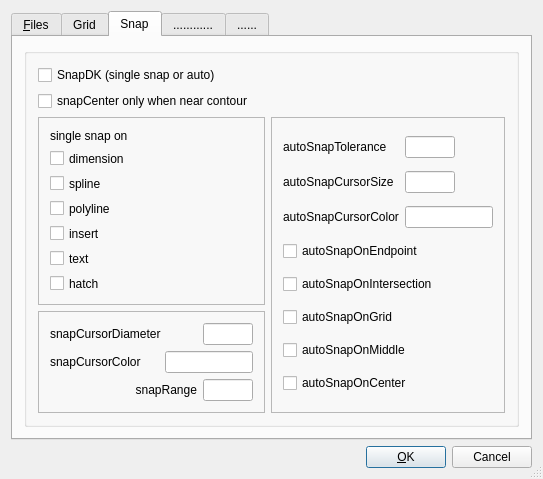
Qt form librecad/src/ui/forms/qg_dlgoptionsgeneraladd.ui (DietmarK/LC2DK) before a commit.
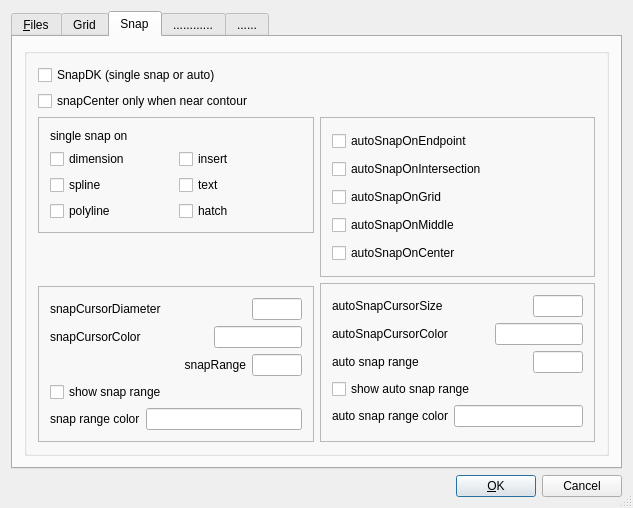
The same form after that commit. The open tabs and pages were chosen to show the change.

Commit message: my second commit: adding something in qg_dlgoptionsgeneraladd, modified snap cursor: show snap range is switchable and a test for correct showing non-solid lines when zooming occurs

What changed in the file:
```diff
--- a/librecad/src/ui/forms/qg_dlgoptionsgeneraladd.ui
+++ b/librecad/src/ui/forms/qg_dlgoptionsgeneraladd.ui
@@ -6,8 +6,8 @@
    <rect>
     <x>0</x>
     <y>0</y>
-    <width>543</width>
-    <height>479</height>
+    <width>633</width>
+    <height>508</height>
    </rect>
   </property>
   <property name="minimumSize">
@@ -233,7 +233,11 @@
          <property name="title">
           <string/>
          </property>
-         <layout class="QVBoxLayout" name="verticalLayout_8">
+         <layout class="QGridLayout" name="gridLayout_3">
+          <item row="0" column="0" rowspan="2" colspan="2">
+           <layout class="QVBoxLayout" name="verticalLayout_12">
+            <item>
+             <layout class="QVBoxLayout" name="verticalLayout_5">
           <item>
            <widget class="QCheckBox" name="checkBox_14">
             <property name="text">
@@ -248,10 +252,12 @@
             </property>
            </widget>
           </item>
+             </layout>
+            </item>
           <item>
-           <layout class="QGridLayout" name="gridLayout_3">
-            <item row="0" column="0">
-             <layout class="QVBoxLayout" name="verticalLayout_7">
+             <layout class="QHBoxLayout" name="horizontalLayout_12">
+              <item>
+               <layout class="QVBoxLayout" name="verticalLayout_11">
               <item>
                <widget class="QFrame" name="frame_3">
                 <property name="frameShape">
@@ -260,15 +266,15 @@
                 <property name="frameShadow">
                  <enum>QFrame::Raised</enum>
                 </property>
-                <layout class="QVBoxLayout" name="verticalLayout_5">
-                 <item>
+                  <layout class="QGridLayout" name="gridLayout">
+                   <item row="0" column="0">
                   <widget class="QLabel" name="label_3">
                    <property name="text">
                     <string>single snap on</string>
                    </property>
                   </widget>
                  </item>
-                 <item>
+                   <item row="1" column="0">
                   <widget class="QCheckBox" name="checkBox_2">
                    <property name="text">
                     <string>dimension</string>
@@ -281,33 +287,7 @@
                    </property>
                   </widget>
                  </item>
-                 <item>
-                  <widget class="QCheckBox" name="checkBox_3">
-                   <property name="text">
-                    <string>spline</string>
-                   </property>
-                   <property name="checkable">
-                    <bool>true</bool>
-                   </property>
-                   <property name="checked">
-                    <bool>false</bool>
-                   </property>
-                  </widget>
-                 </item>
-                 <item>
-                  <widget class="QCheckBox" name="checkBox_4">
-                   <property name="text">
-                    <string>polyline</string>
-                   </property>
-                   <property name="checkable">
-                    <bool>true</bool>
-                   </property>
-                   <property name="checked">
-                    <bool>false</bool>
-                   </property>
-                  </widget>
-                 </item>
-                 <item>
+                   <item row="1" column="1">
                   <widget class="QCheckBox" name="checkBox_5">
                    <property name="text">
                     <string>insert</string>
@@ -320,7 +300,20 @@
                    </property>
                   </widget>
                  </item>
-                 <item>
+                   <item row="2" column="0">
+                    <widget class="QCheckBox" name="checkBox_3">
+                     <property name="text">
+                      <string>spline</string>
+                     </property>
+                     <property name="checkable">
+                      <bool>true</bool>
+                     </property>
+                     <property name="checked">
+                      <bool>false</bool>
+                     </property>
+                    </widget>
+                   </item>
+                   <item row="2" column="1">
                   <widget class="QCheckBox" name="checkBox_6">
                    <property name="text">
                     <string>text</string>
@@ -336,7 +329,20 @@
                    </property>
                   </widget>
                  </item>
-                 <item>
+                   <item row="3" column="0">
+                    <widget class="QCheckBox" name="checkBox_4">
+                     <property name="text">
+                      <string>polyline</string>
+                     </property>
+                     <property name="checkable">
+                      <bool>true</bool>
+                     </property>
+                     <property name="checked">
+                      <bool>false</bool>
+                     </property>
+                    </widget>
+                   </item>
+                   <item row="3" column="1">
                   <widget class="QCheckBox" name="checkBox_7">
                    <property name="text">
                     <string>hatch</string>
@@ -346,6 +352,19 @@
                 </layout>
                </widget>
               </item>
+                <item>
+                 <spacer name="verticalSpacer_4">
+                  <property name="orientation">
+                   <enum>Qt::Vertical</enum>
+                  </property>
+                  <property name="sizeHint" stdset="0">
+                   <size>
+                    <width>20</width>
+                    <height>40</height>
+                   </size>
+                  </property>
+                 </spacer>
+                </item>
               <item>
                <widget class="QFrame" name="frame_4">
                 <property name="frameShape">
@@ -427,106 +446,76 @@
                    </item>
                   </layout>
                  </item>
-                </layout>
-               </widget>
-              </item>
-             </layout>
-            </item>
-            <item row="0" column="1">
-             <widget class="QFrame" name="frame_5">
+                   <item>
+                    <layout class="QHBoxLayout" name="horizontalLayout_6">
+                     <item>
+                      <widget class="QCheckBox" name="checkBox_17">
+                       <property name="text">
+                        <string>show snap range</string>
+                       </property>
+                      </widget>
+                     </item>
+                    </layout>
+                   </item>
+                   <item>
+                    <layout class="QHBoxLayout" name="horizontalLayout_7">
+                     <item>
+                      <widget class="QLabel" name="label_12">
+                       <property name="text">
+                        <string>snap range color</string>
+                       </property>
+                      </widget>
+                     </item>
+                     <item>
+                      <widget class="QLineEdit" name="lineEdit_9"/>
+                     </item>
+                    </layout>
+                   </item>
+                  </layout>
+                 </widget>
+                </item>
+               </layout>
+              </item>
+              <item>
+               <layout class="QVBoxLayout" name="verticalLayout_10">
+                <item>
+                 <widget class="QFrame" name="frame_8">
               <property name="frameShape">
                <enum>QFrame::StyledPanel</enum>
               </property>
               <property name="frameShadow">
                <enum>QFrame::Raised</enum>
               </property>
-              <layout class="QGridLayout" name="gridLayout">
-               <item row="0" column="0">
-                <widget class="QLabel" name="label_8">
-                 <property name="text">
-                  <string>autoSnapTolerance</string>
-                 </property>
-                </widget>
-               </item>
-               <item row="0" column="1">
-                <widget class="QLineEdit" name="lineEdit_5">
-                 <property name="maximumSize">
-                  <size>
-                   <width>50</width>
-                   <height>16777215</height>
-                  </size>
-                 </property>
-                </widget>
-               </item>
-               <item row="1" column="0">
-                <widget class="QLabel" name="label_6">
-                 <property name="text">
-                  <string>autoSnapCursorSize</string>
-                 </property>
-                </widget>
-               </item>
-               <item row="1" column="1">
-                <widget class="QLineEdit" name="lineEdit_3">
-                 <property name="maximumSize">
-                  <size>
-                   <width>50</width>
-                   <height>16777215</height>
-                  </size>
-                 </property>
-                </widget>
-               </item>
-               <item row="2" column="0">
-                <widget class="QLabel" name="label_7">
-                 <property name="text">
-                  <string>autoSnapCursorColor</string>
-                 </property>
-                </widget>
-               </item>
-               <item row="2" column="1">
-                <widget class="QLineEdit" name="lineEdit_4">
-                 <property name="minimumSize">
-                  <size>
-                   <width>88</width>
-                   <height>0</height>
-                  </size>
-                 </property>
-                 <property name="maximumSize">
-                  <size>
-                   <width>88</width>
-                   <height>16777215</height>
-                  </size>
-                 </property>
-                </widget>
-               </item>
-               <item row="3" column="0" colspan="2">
+                  <layout class="QVBoxLayout" name="verticalLayout_7">
+                   <item>
                 <widget class="QCheckBox" name="checkBox_8">
                  <property name="text">
                   <string>autoSnapOnEndpoint</string>
                  </property>
                 </widget>
                </item>
-               <item row="4" column="0" colspan="2">
+                   <item>
                 <widget class="QCheckBox" name="checkBox_9">
                  <property name="text">
                   <string>autoSnapOnIntersection</string>
                  </property>
                 </widget>
                </item>
-               <item row="5" column="0" colspan="2">
+                   <item>
                 <widget class="QCheckBox" name="checkBox_10">
                  <property name="text">
                   <string>autoSnapOnGrid</string>
                  </property>
                 </widget>
                </item>
-               <item row="6" column="0" colspan="2">
+                   <item>
                 <widget class="QCheckBox" name="checkBox_11">
                  <property name="text">
                   <string>autoSnapOnMiddle</string>
                  </property>
                 </widget>
                </item>
-               <item row="7" column="0" colspan="2">
+                   <item>
                 <widget class="QCheckBox" name="checkBox_12">
                  <property name="acceptDrops">
                   <bool>true</bool>
@@ -539,20 +528,126 @@
               </layout>
              </widget>
             </item>
+                <item>
+                 <widget class="QFrame" name="frame_9">
+                  <property name="frameShape">
+                   <enum>QFrame::StyledPanel</enum>
+                  </property>
+                  <property name="frameShadow">
+                   <enum>QFrame::Raised</enum>
+                  </property>
+                  <layout class="QVBoxLayout" name="verticalLayout_8">
+                   <item>
+                    <layout class="QHBoxLayout" name="horizontalLayout_9">
+                     <item>
+                      <widget class="QLabel" name="label_6">
+                       <property name="text">
+                        <string>autoSnapCursorSize</string>
+                       </property>
+                      </widget>
+                     </item>
+                     <item>
+                      <widget class="QLineEdit" name="lineEdit_3">
+                       <property name="maximumSize">
+                        <size>
+                         <width>50</width>
+                         <height>16777215</height>
+                        </size>
+                       </property>
+                      </widget>
+                     </item>
            </layout>
           </item>
           <item>
-           <spacer name="verticalSpacer_3">
-            <property name="orientation">
-             <enum>Qt::Vertical</enum>
-            </property>
-            <property name="sizeHint" stdset="0">
+                    <layout class="QHBoxLayout" name="horizontalLayout_10">
+                     <item>
+                      <widget class="QLabel" name="label_7">
+                       <property name="text">
+                        <string>autoSnapCursorColor</string>
+                       </property>
+                      </widget>
+                     </item>
+                     <item>
+                      <widget class="QLineEdit" name="lineEdit_4">
+                       <property name="minimumSize">
              <size>
-              <width>20</width>
-              <height>66</height>
-             </size>
-            </property>
-           </spacer>
+                         <width>88</width>
+                         <height>0</height>
+                        </size>
+                       </property>
+                       <property name="maximumSize">
+                        <size>
+                         <width>88</width>
+                         <height>16777215</height>
+                        </size>
+                       </property>
+                      </widget>
+                     </item>
+                    </layout>
+                   </item>
+                   <item>
+                    <layout class="QHBoxLayout" name="horizontalLayout_8">
+                     <item>
+                      <widget class="QLabel" name="label_8">
+                       <property name="text">
+                        <string>auto snap range</string>
+                       </property>
+                      </widget>
+                     </item>
+                     <item>
+                      <widget class="QLineEdit" name="lineEdit_5">
+                       <property name="maximumSize">
+                        <size>
+                         <width>50</width>
+                         <height>16777215</height>
+                        </size>
+                       </property>
+                      </widget>
+                     </item>
+                    </layout>
+                   </item>
+                   <item>
+                    <layout class="QHBoxLayout" name="horizontalLayout_13">
+                     <item>
+                      <widget class="QCheckBox" name="checkBox_19">
+                       <property name="text">
+                        <string>show auto snap range</string>
+                       </property>
+                      </widget>
+                     </item>
+                    </layout>
+                   </item>
+                   <item>
+                    <layout class="QHBoxLayout" name="horizontalLayout_11">
+                     <item>
+                      <widget class="QLabel" name="label_14">
+                       <property name="text">
+                        <string>auto snap range color</string>
+                       </property>
+                      </widget>
+                     </item>
+                     <item>
+                      <widget class="QLineEdit" name="lineEdit_10"/>
+                     </item>
+                    </layout>
+                   </item>
+                  </layout>
+                  <zorder>label_14</zorder>
+                  <zorder>label_7</zorder>
+                  <zorder>label_8</zorder>
+                  <zorder>label_6</zorder>
+                  <zorder>layoutWidget_2</zorder>
+                  <zorder></zorder>
+                  <zorder></zorder>
+                  <zorder></zorder>
+                  <zorder>layoutWidget_3</zorder>
+                 </widget>
+                </item>
+               </layout>
+              </item>
+             </layout>
+            </item>
+           </layout>
           </item>
          </layout>
         </widget>
```
Left out of the diff: 143 changed lines with no effect on the pictures. Lines whose indentation alone changed are shown as unchanged. The commit also changes 8 other files.
